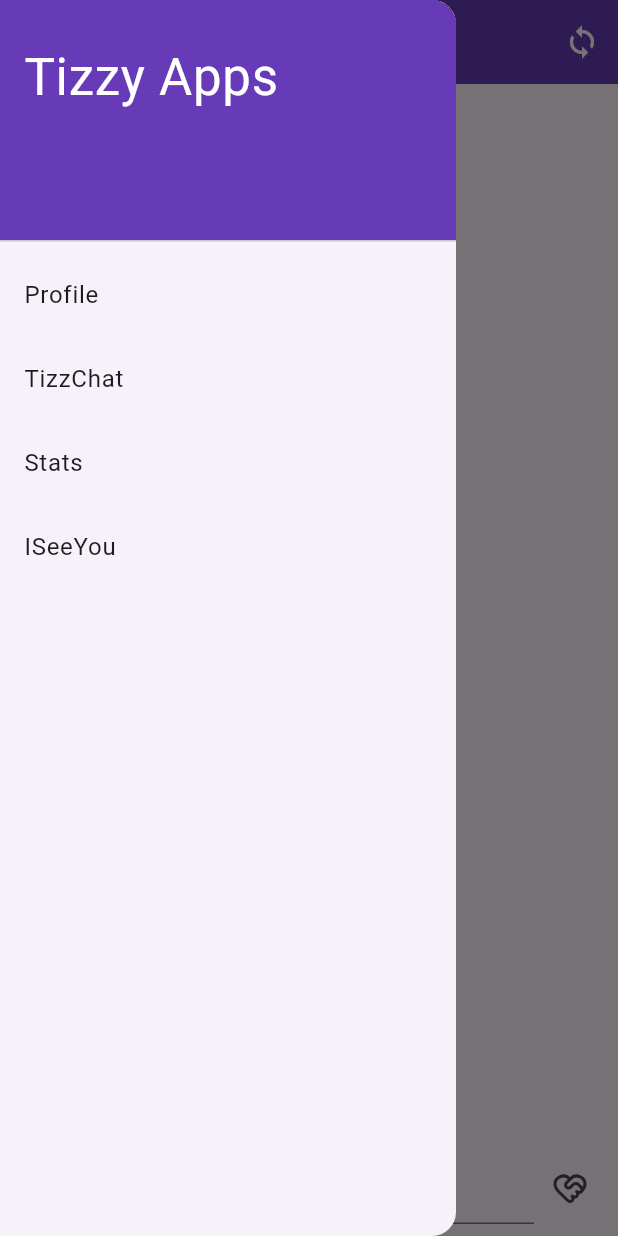
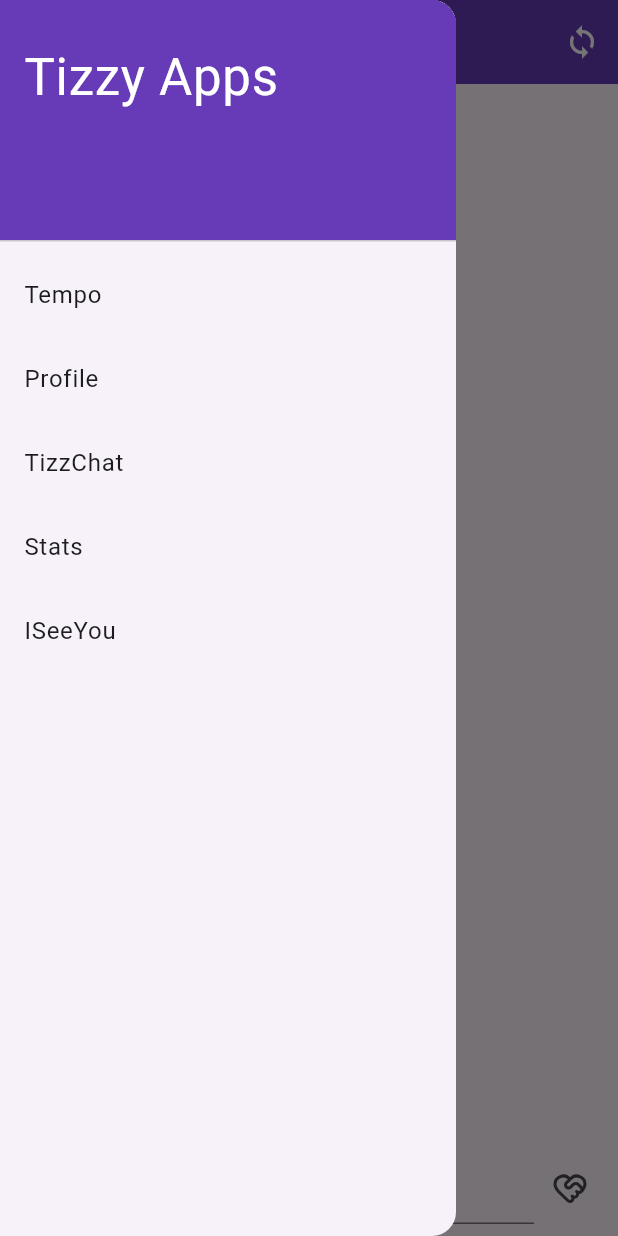
Before and after one commit to IsaiahSama/Tizzy, a Flutter app: the TizzChatScreen screen opened by its route, with the side drawer open, on a phone screen of 412 x 824 dp. Run offline on Flutter 3.47's test engine with Material 3 defaults, Android fonts, the phone set to English and light mode, and no system bars; our stand-ins replace dio, firebase_core, firebase_messaging, flutter_riverpod, go_router, lucide_icons and 2 more; missing offline and left inert: android_intent_plus; accounts and stored records are empty; generated files the repository leaves out were written again.

Commit message:
Will now store messages sent

```diff
--- a/mobile/tizzy_watch/lib/presentation/screens/tizzchat_screen.dart
+++ b/mobile/tizzy_watch/lib/presentation/screens/tizzchat_screen.dart
@@ -16,6 +16,7 @@ class TizzChatScreen extends ConsumerWidget {
       body: Padding(
         padding: const EdgeInsets.all(8.0),
         child: Column(
+          mainAxisAlignment: MainAxisAlignment.spaceBetween,
           children: [
             ChatBox(),
             Row(children: [
--- a/mobile/tizzy_watch/lib/presentation/widgets/app_drawer.dart
+++ b/mobile/tizzy_watch/lib/presentation/widgets/app_drawer.dart
@@ -19,6 +19,12 @@ class AppDrawer extends StatelessWidget {
               child: Text('Tizzy Apps',
                   style: TextStyle(color: Colors.white, fontSize: 34)),
             ),
+          ),
+          ListTile(
+            title: const Text('Tempo'),
+            onTap: () {
+              context.goNamed('Home');
+            },
           ),
           ListTile(
             title: const Text('Profile'),
--- a/mobile/tizzy_watch/lib/presentation/widgets/tempo/tempo_message_widget.dart
+++ b/mobile/tizzy_watch/lib/presentation/widgets/tempo/tempo_message_widget.dart
@@ -3,6 +3,7 @@ import "package:flutter_riverpod/flutter_riverpod.dart";
 import "package:tizzy_watch/core/auth.dart";
 import "package:tizzy_watch/core/client.dart";
 import "package:tizzy_watch/core/constants.dart";
+import "package:tizzy_watch/core/providers/messages_provider.dart";
 import "package:tizzy_watch/domain/entities/tempo_message.dart";
 
 class TempoMessageWidget extends ConsumerWidget {
@@ -21,7 +22,8 @@ class TempoMessageWidget extends ConsumerWidget {
         ),
         onPressed: () async{
           // await GadgetBridgeService.sendTempoMesssage(message);
-          await Client.makePostRequest(notifyURL, {"message": message.message, "sender_id": await AuthService.getDeviceID(), "color": "blue"}, context);
+          // await Client.makePostRequest(notifyURL, {"message": message.message, "sender_id": await AuthService.getDeviceID(), "color": "blue"}, context);
+          ref.read(messagesProvider.notifier).addMessage(message);
         },
         child: Text(message.message, style: const TextStyle(color: Colors.white, fontSize: 20)),
       ),
--- a/mobile/tizzy_watch/lib/presentation/widgets/tizzchat/chat_box.dart
+++ b/mobile/tizzy_watch/lib/presentation/widgets/tizzchat/chat_box.dart
@@ -1,21 +1,33 @@
 import "package:flutter/material.dart";
+import 'package:flutter_riverpod/flutter_riverpod.dart';
+import 'package:tizzy_watch/core/providers/messages_provider.dart';
+import 'package:tizzy_watch/domain/entities/tempo_message.dart';
 
-List<String> messages = List<String>.generate(20, (index) => "Message $index");
+class ChatBox extends ConsumerStatefulWidget {
+  const ChatBox({super.key});
 
-class ChatBox extends StatelessWidget {
-  ChatBox({super.key});
+  @override
+  ConsumerState<ChatBox> createState() => _ChatBoxState();
+}
 
+class _ChatBoxState extends ConsumerState<ChatBox> {
   final ScrollController _controller = ScrollController();
 
   @override
   Widget build(BuildContext context) {
     scrollToBottom();
+
+    List<TempoMessage> messages = ref.watch(messagesProvider);
+
+    if (messages.isEmpty) {
+      return Center(child: Text("No messages yet"));
+    }
     return Expanded(
       child: ListView.builder(
         controller: _controller,
         itemCount: messages.length,
-        prototypeItem: ListTile(title: Text(messages.first)),
-        itemBuilder: (context, idx) => ListTile(title: Text(messages[idx])),
+        prototypeItem: ListTile(title: Text(messages.first.message), tileColor: messages.first.color),
+        itemBuilder: (context, idx) => ListTile(title: Text(messages[idx].message), tileColor: messages[idx].color),
       ),
     );
   }
```
Also changed, not shown: mobile/tizzy_watch/lib/core/providers/messages_provider.dart (added, +20 -0 lines), mobile/tizzy_watch/lib/core/providers/messages_provider.g.dart (added).
